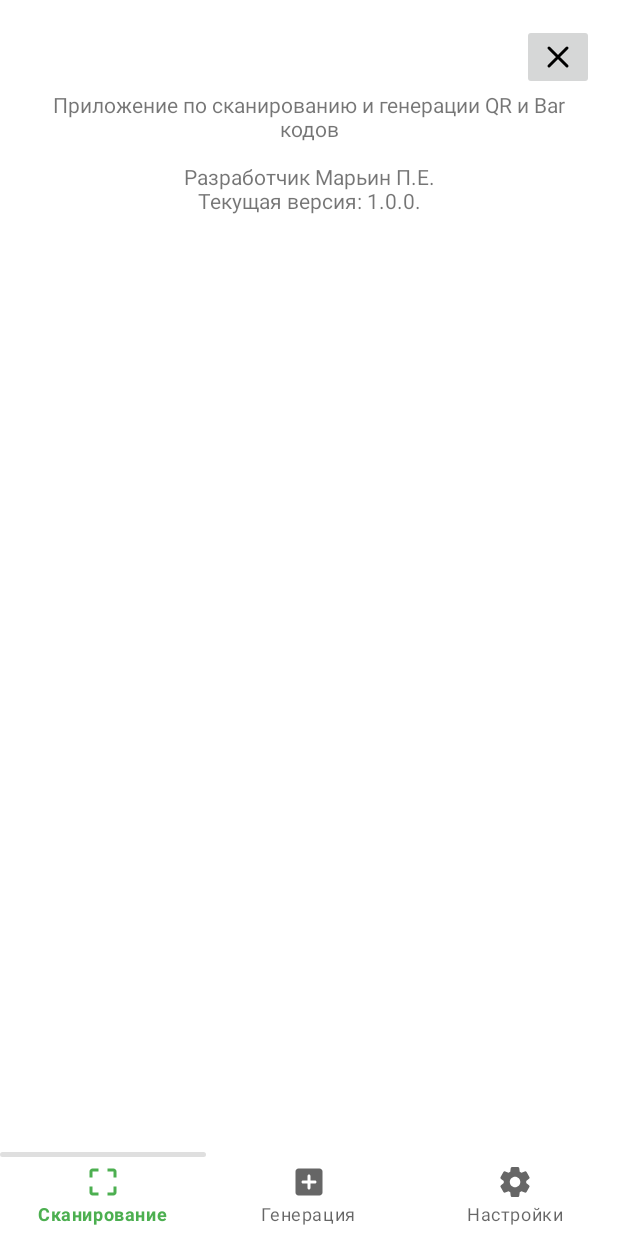
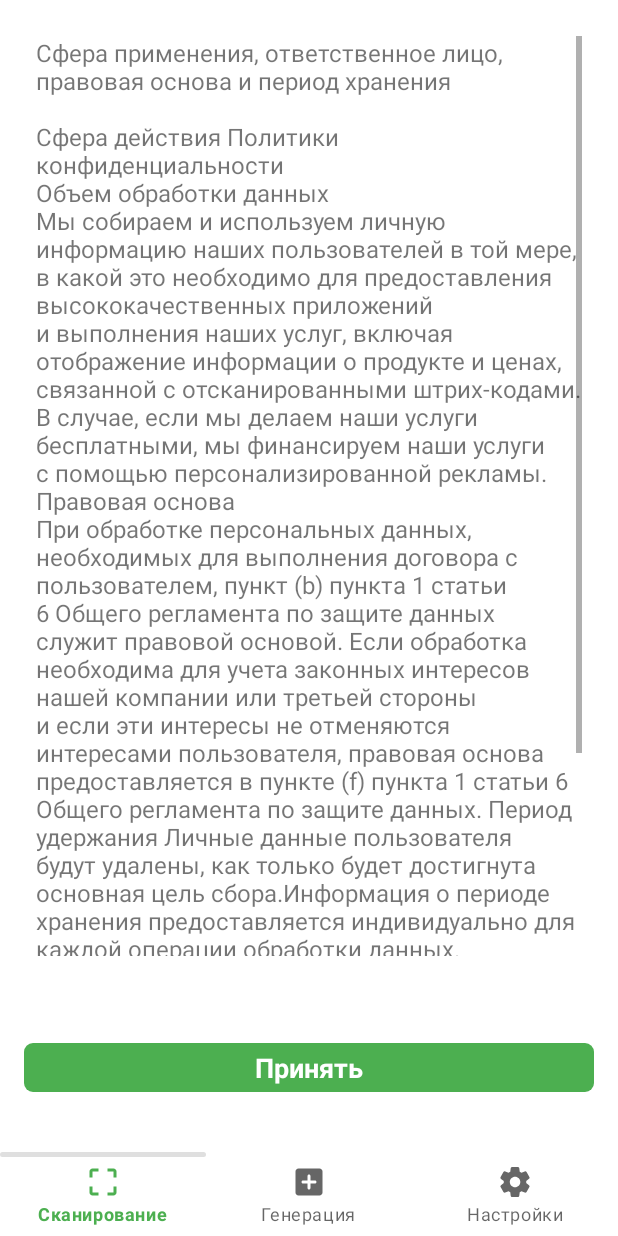
Before and after one commit to RennyFF/android_project_1, an Android app: the TermsFragment screen opened through its navigation route, on a phone screen of 412 x 824 dp. Run offline under Robolectric (Android 15) with nearby library versions, the phone set to English and light mode, and no system bars; our stand-ins replace navigation-ui.

Commit message:
initial commit

```diff
--- a/app/src/main/java/com/example/myapplication/ui/notifications/AboutFragment.java
+++ b/app/src/main/java/com/example/myapplication/ui/notifications/AboutFragment.java
@@ -19,9 +19,9 @@ public class AboutFragment extends DialogFragment {
     @NonNull
     @Override
     public Dialog onCreateDialog(@Nullable Bundle savedInstanceState) {
-        AlertDialog.Builder builder = new AlertDialog.Builder(requireActivity());
+        AlertDialog.Builder builder = new AlertDialog.Builder(requireActivity(), R.style.CustomDialog);
         LayoutInflater inflater = requireActivity().getLayoutInflater();
-        View dialogView = inflater.inflate(R.layout.dialog_layout, null); // Используйте новый макет с закругленными углами
+        View dialogView = inflater.inflate(R.layout.dialog_layout, null);
         ImageButton closeButton = dialogView.findViewById(R.id.btn_close);
         closeButton.setOnClickListener(new View.OnClickListener() {
             @Override
--- a/app/src/main/java/com/example/myapplication/ui/notifications/TermsFragment.java
+++ b/app/src/main/java/com/example/myapplication/ui/notifications/TermsFragment.java
@@ -3,6 +3,7 @@ import android.os.Bundle;
 import android.view.LayoutInflater;
 import android.view.View;
 import android.view.ViewGroup;
+import android.widget.Button;
 import android.widget.ImageButton;
 import android.widget.TextView;
 import androidx.annotation.NonNull;
@@ -20,7 +21,7 @@ public class TermsFragment extends Fragment {
     public View onCreateView(@NonNull LayoutInflater inflater, @Nullable ViewGroup container, @Nullable Bundle savedInstanceState) {
         View rootView = inflater.inflate(R.layout.dialog_layout_terms, container, false);
 
-        ImageButton closeButton = rootView.findViewById(R.id.btn_close);
+        TextView closeButton = rootView.findViewById(R.id.btn_close);
         closeButton.setOnClickListener(new View.OnClickListener() {
             @Override
             public void onClick(View v) {
--- /dev/null
+++ b/app/src/main/res/drawable/custom_rounded_button_primarycolor.xml
@@ -0,0 +1,5 @@
+<?xml version="1.0" encoding="utf-8"?>
+<shape xmlns:android="http://schemas.android.com/apk/res/android">
+    <solid android:color="@color/primary_color"/>
+    <corners android:radius="6dp" />
+</shape>
--- a/app/src/main/res/layout/dialog_layout_terms.xml
+++ b/app/src/main/res/layout/dialog_layout_terms.xml
@@ -4,23 +4,43 @@
     android:layout_height="match_parent"
     android:padding="16dp">
 
-    <!-- Close button -->
-    <ImageButton
+    <LinearLayout
+        android:layout_width="wrap_content"
+        android:padding="8dp"
+        android:layout_height="fill_parent"
+        android:layout_above="@+id/btn_close"
+        android:layout_marginBottom="50dp"
+        android:orientation="vertical">
+
+        <ScrollView
+            android:layout_width="fill_parent"
+            android:layout_height="fill_parent">
+
+            <TextView
+                android:id="@+id/text_content"
+                android:layout_width="match_parent"
+                android:layout_height="wrap_content"
+                android:layout_below="@id/btn_close"
+                android:gravity="start"
+                android:text="@string/terms_text"
+                android:textSize="16sp" />
+        </ScrollView>
+    </LinearLayout>
+
+    <TextView
         android:id="@+id/btn_close"
         android:layout_width="wrap_content"
         android:layout_height="wrap_content"
+        android:layout_alignParentStart="true"
         android:layout_alignParentEnd="true"
-        android:layout_alignParentTop="true"
-        android:src="@drawable/ic_menu_close_24dp"/>
-
-    <!-- Fragment content -->
-    <TextView
-        android:id="@+id/text_content"
-        android:layout_width="match_parent"
-        android:layout_height="wrap_content"
-        android:layout_below="@id/btn_close"
-        android:text="@string/about_info"
-        android:gravity="center"
-        android:textSize="14sp" />
+        android:layout_alignParentBottom="true"
+        android:textColor="@color/white"
+        android:textAlignment="center"
+        android:padding="4dp"
+        android:textSize="18dp"
+        android:textStyle="bold"
+        android:layout_marginBottom="80dp"
+        android:background="@drawable/custom_rounded_button_primarycolor"
+        android:text="Принять"/>
 
 </RelativeLayout>
--- a/app/src/main/res/values/strings.xml
+++ b/app/src/main/res/values/strings.xml
@@ -12,4 +12,18 @@
     <string name="confid">Условия пользования</string>
     <string name="about_info">Приложение по сканированию и генерации QR и Bar кодов\n\nРазработчик Марьин П.Е.\nТекущая версия: 1.0.0.</string>
     <string name="terms">terms</string>
+    <string name="terms_text">Сфера применения, ответственное лицо, правовая основа и период хранения\n
+    \nСфера действия Политики конфиденциальности
+    \nОбъем обработки данных
+    \nМы собираем и используем личную информацию наших пользователей в той мере, в какой это необходимо для предоставления высококачественных приложений и выполнения наших услуг, включая отображение информации о продукте и ценах, связанной с отсканированными штрих-кодами.
+    В случае, если мы делаем наши услуги бесплатными, мы финансируем наши услуги с помощью персонализированной рекламы.
+    Правовая основа
+    \nПри обработке персональных данных, необходимых для выполнения договора с пользователем, пункт (b) пункта 1 статьи 6 Общего регламента по защите данных служит правовой основой.
+    Если обработка необходима для учета законных интересов нашей компании или третьей стороны и если эти интересы не отменяются интересами пользователя, правовая основа предоставляется в пункте (f) пункта 1 статьи 6 Общего регламента по защите данных.
+    Период удержания
+    Личные данные пользователя будут удалены, как только будет достигнута основная цель сбора.Информация о периоде хранения предоставляется индивидуально для каждой операции обработки данных.
+    \nКонтакт по электронной почте
+   \nSteam_for_akk@mail.ru
+    \nПользователи могут отправлять нам электронное письмо либо напрямую, либо используя формы в приложениях. Персональные данные, передаваемые по электронной почте, будут храниться. В этом контексте данные не будут раскрываться третьим лицам. Данные используются
+    </string>
 </resources>
--- a/app/src/main/res/values/style.xml
+++ b/app/src/main/res/values/style.xml
@@ -3,4 +3,8 @@
     <item name="android:layout_width">match_parent</item>
     <item name="android:layout_height">wrap_content</item>
     <item name="android:gravity">center</item>
-</style></resources>
+</style>
+    <style name="CustomDialog" parent="android:Theme.Dialog">
+        <item name="android:windowIsTranslucent">true</item>
+        <item name="android:windowBackground">@android:color/transparent</item>
+    </style></resources>
```
